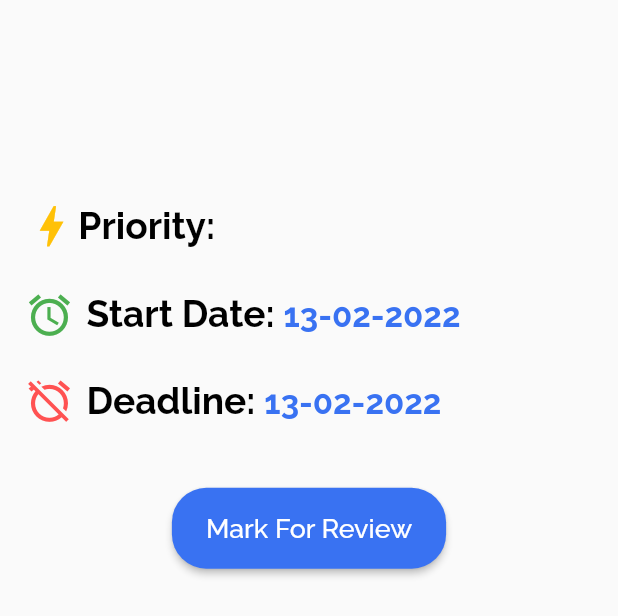
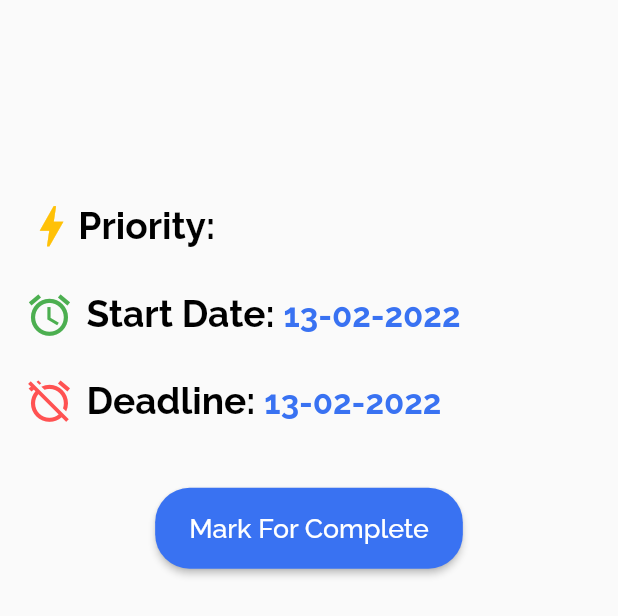
Before and after one commit to bhaveshs012/project_manager_hackathon, a Flutter app: the TaskCard widget shown alone on an empty page, opened directly with empty values, after a tap on an icon or button, on a phone screen of 412 x 824 dp. Shown: the top 616 px of the screen. Run offline on Flutter 3.47's test engine with Material 2 defaults, Android fonts, the phone set to English and light mode, and no system bars; our stand-ins replace cloud_firestore, date_picker_timeline, firebase_auth, firebase_core, get, google_fonts and 7 more; missing offline and left inert: jitsi_meet, stream_chat_flutter; accounts and stored records are empty; network calls fail.

Commit message:
fixed some bugs

```diff
--- a/lib/models/tasks.dart
+++ b/lib/models/tasks.dart
@@ -9,7 +9,8 @@ class Task {
   final String id;
   final String user_id;
   final String user_task_id;
-  Task( {
+  final String status;
+  Task({
     required this.title,
     required this.startDate,
     required this.desc,
@@ -17,6 +18,7 @@ class Task {
     required this.deadline,
     required this.id,
     required this.user_id,
-     required this.user_task_id,
+    required this.user_task_id,
+    required this.status,
   });
 }
--- a/lib/screens/taskScreen/task_details_screen.dart
+++ b/lib/screens/taskScreen/task_details_screen.dart
@@ -1,25 +1,34 @@
 import 'package:cloud_firestore/cloud_firestore.dart';
 import 'package:flutter/material.dart';
+import 'package:get/get.dart';
 import 'package:intl/intl.dart';
 import 'package:project_manager_hackathon/config/themes.dart';
 import 'package:project_manager_hackathon/models/projects.dart';
 import 'package:project_manager_hackathon/models/tasks.dart';
+import 'package:project_manager_hackathon/models/users.dart';
 import 'package:project_manager_hackathon/screens/sharedWidget/style_button.dart';
+import 'package:project_manager_hackathon/screens/taskScreen/task_screen.dart';
 import 'package:sizer/sizer.dart';
 
 class TaskDetailsScreen extends StatelessWidget {
   const TaskDetailsScreen(
-      {Key? key, required this.tasks, required this.project})
+      {Key? key,
+      required this.tasks,
+      required this.project,
+      required this.user})
       : super(key: key);
   final Task tasks;
   final Project project;
+  final MyUser user;
+
   @override
   Widget build(BuildContext context) {
-    DocumentReference taskRef = FirebaseFirestore.instance
+    DocumentReference _taskRef = FirebaseFirestore.instance
         .collection("projects")
         .doc(project.id)
         .collection("tasks")
         .doc(tasks.id);
+           DocumentReference _userTaskRef = FirebaseFirestore.instance.collection('users').doc(tasks.user_id).collection('tasks').doc(tasks.user_task_id);
     return Scaffold(
       body: SafeArea(
         child: Padding(
@@ -130,16 +139,31 @@ class TaskDetailsScreen extends StatelessWidget {
                 ),
                 SizedBox(height: 5.h),
                 Center(
-                  child: StyledButton(
+                  child:
+
+                   tasks.status == 'ongoing'
+                       ?  user.is_admin == false ?  StyledButton(
                           title: "Mark For Review",
                           onTap: () {
-                      taskRef.update(
+                            _taskRef.update(
                               {
                                 'status': 'in_review',
                               },
                             );
+                            Get.off(TaskScreen(user: user, project: project));
                           },
-                  ),
+                        )
+                      : Text(
+                          "Already sent for review",
+                          style: subtitle1Style,
+                        ) : StyledButton(
+                          title: "Mark For Complete",
+                          onTap: () {
+                              _taskRef.update({'status': "completed"});
+                  _userTaskRef.update({'status': "completed"});
+                            Get.off(TaskScreen(user: user, project: project));
+                          },
+                        )
                 )
               ],
             ),
--- a/lib/screens/taskScreen/widgets/task_card.dart
+++ b/lib/screens/taskScreen/widgets/task_card.dart
@@ -26,11 +26,12 @@ class TaskCard extends StatelessWidget {
           TaskDetailsScreen(
             tasks: tasks,
             project: project,
+            user: user,
           ),
         );
       },
       child: Container(
-        margin: const EdgeInsets.symmetric(horizontal: 10, vertical: 10),
+        margin: EdgeInsets.symmetric(horizontal: 2.5.w, vertical: 2.h),
         width: double.infinity,
         height: 80,
         decoration: BoxDecoration(
@@ -77,6 +78,8 @@ class TaskCard extends StatelessWidget {
                               fontWeight: FontWeight.bold,
                               fontSize: 14),
                         ),
+                        Column(
+                          children: [
                             Row(
                               children: [
                                 const Icon(
@@ -94,10 +97,15 @@ class TaskCard extends StatelessWidget {
                                   ),
                                 )
                               ],
+                            ),
+                          ],
                         )
                       ],
                     ),
                   ),
+                  Row(
+                    mainAxisAlignment: MainAxisAlignment.spaceBetween,
+                    children: [
                       Container(
                         margin: const EdgeInsets.only(right: 5),
                         child: Text(
@@ -105,6 +113,13 @@ class TaskCard extends StatelessWidget {
                           overflow: TextOverflow.ellipsis,
                           style: subtitlestyle,
                         ),
+                      ),
+                      Text(
+                        tasks.status.toString().capitalize.toString(),
+                        style:
+                            subtitlestyle.copyWith(fontWeight: FontWeight.bold),
+                      )
+                    ],
                   )
                 ],
               ),
--- a/lib/screens/userAnalytics/widgets/all_tasks.dart
+++ b/lib/screens/userAnalytics/widgets/all_tasks.dart
@@ -44,6 +44,7 @@ class AllTasks extends StatelessWidget {
                           return AllTaskCard(
                             project: project,
                             tasks: Task(
+                              status: tasksList[index]['status'],
                                user_id: tasksList[index]['user_id'],
                               user_task_id: tasksList[index]['user_task_id'],
                               id: tasksList[index]['id'],
```
Also changed, not shown: lib/screens/taskScreen/task_screen.dart (+10 -2 lines). Lines whose indentation alone changed are shown as unchanged.
